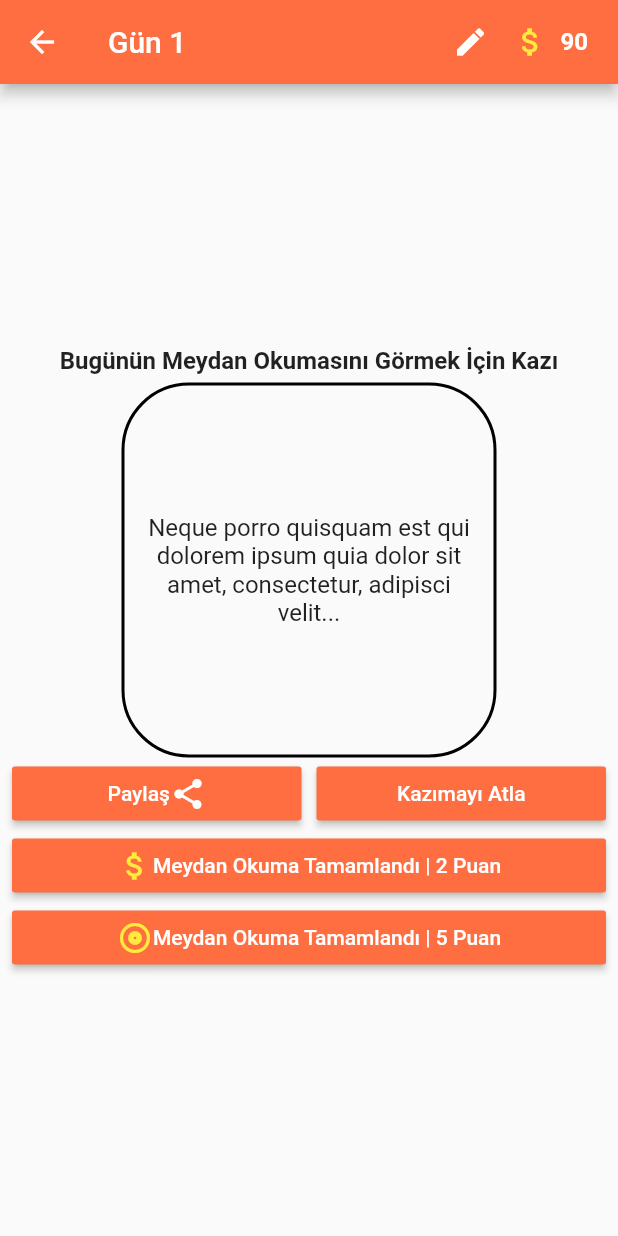
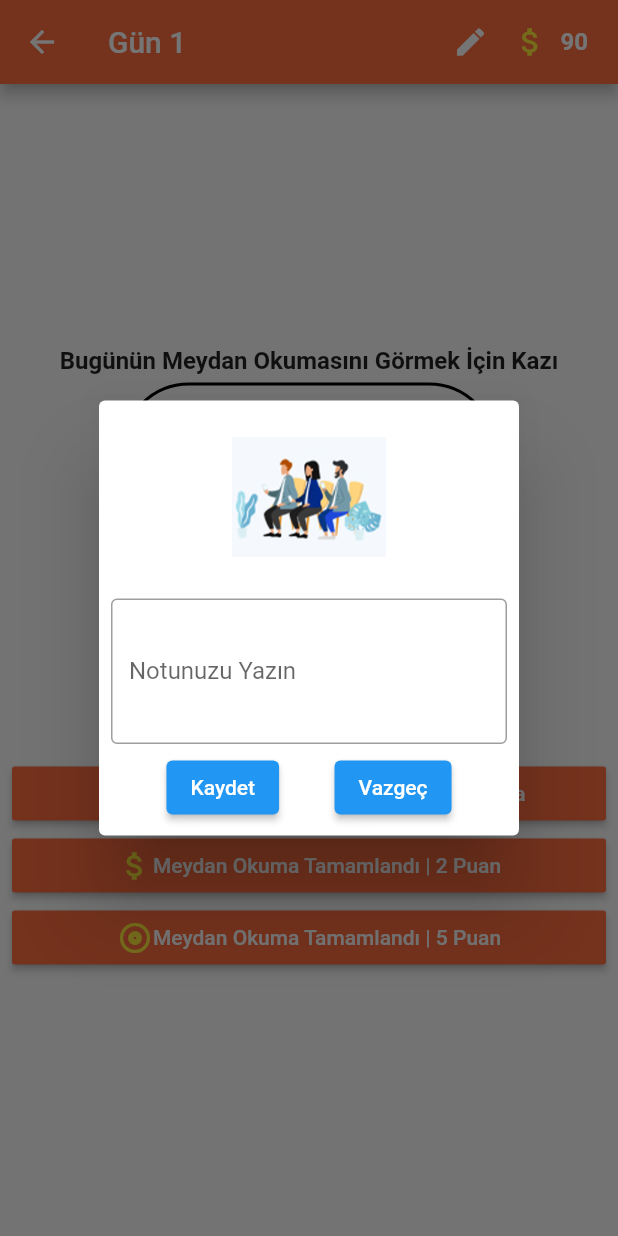
Before and after one commit to AvniErtas/21day_challange, a Flutter app: the TaskDetails screen opened directly with empty values, after a tap on the "edit" icon, on a phone screen of 412 x 824 dp. Run offline on Flutter 3.47's test engine with Material 2 defaults, Android fonts, the phone set to English and light mode, and no system bars; missing offline and left inert: animated_drawer, animator, scratcher; statements that could not run were skipped.

Commit message:
avni_edit_

```diff
--- a/lib/screens/taskDetails.dart
+++ b/lib/screens/taskDetails.dart
@@ -1,3 +1,4 @@
+import 'package:flutter/cupertino.dart';
 import 'package:flutter/material.dart';
 import 'package:scratcher/scratcher.dart';
 
@@ -11,6 +12,9 @@ class TaskDetails extends StatefulWidget {
 }
 
 class _TaskDetailsState extends State<TaskDetails> {
+
+  String note = "";
+
   @override
   Widget build(BuildContext context) {
     final scratchKey = GlobalKey<ScratcherState>();
@@ -20,6 +24,7 @@ class _TaskDetailsState extends State<TaskDetails> {
           Padding(
             padding: const EdgeInsets.all(8.0),
             child: InkWell(child: Icon(Icons.edit),onTap: (){
+              showAlertDialog(context);
               /// TODO DİYALOĞU HAZIRLA
             },),
           ),
@@ -142,4 +147,65 @@ class _TaskDetailsState extends State<TaskDetails> {
       ),
     );
   }
+
+  showAlertDialog(BuildContext context) {
+
+
+    // set up the buttons
+    Widget cancelButton = ElevatedButton(
+      child: Text("Kaydet"),
+      onPressed:  () {
+        Navigator.pop(context);
+        debugPrint("$note");
+      },
+
+    );
+    Widget launchButton = ElevatedButton(
+      child: Text("Vazgeç"),
+      onPressed:  () {
+        setState(() {
+          note = "";
+        });
+        Navigator.pop(context);
+        debugPrint("$note");
+      },
+    );
+    // set up the AlertDialog
+    AlertDialog alert = AlertDialog(
+      title: Container(child: Image.asset("assets/design_course/interFace3.png"),height: 80,),
+      actions: [
+        TextFormField(
+          maxLines: 3,
+          decoration: InputDecoration(
+            labelText: 'Notunuzu Yazın',
+            border: OutlineInputBorder(),
+          ),
+          validator: (value) {
+            if (value!.length < 2) {
+              return 'Lütfen 2 karakterden uzun bir başlık giriniz';
+            } else {
+              return null;
+            }
+          },
+          onChanged: (value) => setState(() => note = value),
+        ),
+        SizedBox(height: 5,),
+        Row(
+          mainAxisAlignment: MainAxisAlignment.spaceEvenly,
+          children: [
+            cancelButton,
+            launchButton,
+          ],
+        ),
+
+      ],
+    );
+    // show the dialog
+    showDialog(
+      context: context,
+      builder: (BuildContext context) {
+        return alert;
+      },
+    );
+  }
 }
```
